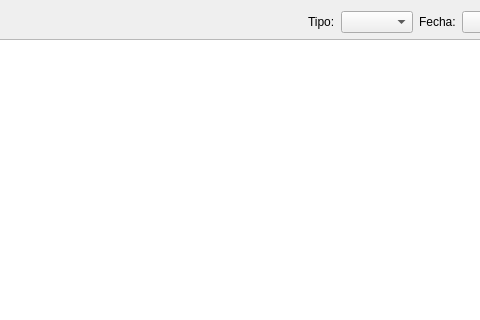
The window that MeteoAstrologia/browsetablewidget.ui (diegowald/meteo) describes before a commit, drawn with Qt 5; both pictures show x 125 to 605 and y 0 to 320 of the 790 by 437 pixel window.
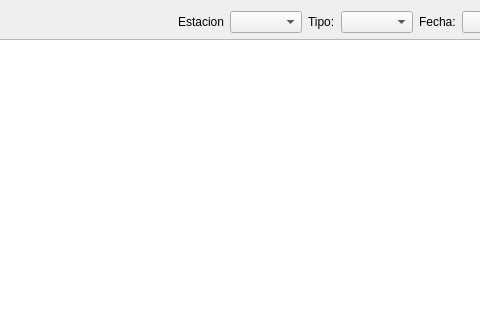
The same window after the commit.

Commit message: Se añade la estacion de trabajo.

Diff of the .ui file:
```diff
--- a/MeteoAstrologia/browsetablewidget.ui
+++ b/MeteoAstrologia/browsetablewidget.ui
@@ -29,6 +29,16 @@
        </property>
       </spacer>
      </item>
+     <item>
+      <widget class="QLabel" name="label_4">
+       <property name="text">
+        <string>Estacion</string>
+       </property>
+      </widget>
+     </item>
+     <item>
+      <widget class="QComboBox" name="cboEstacion"/>
+     </item>
      <item>
       <widget class="QLabel" name="label_3">
        <property name="text">
```
The commit also changes 48 other files.
